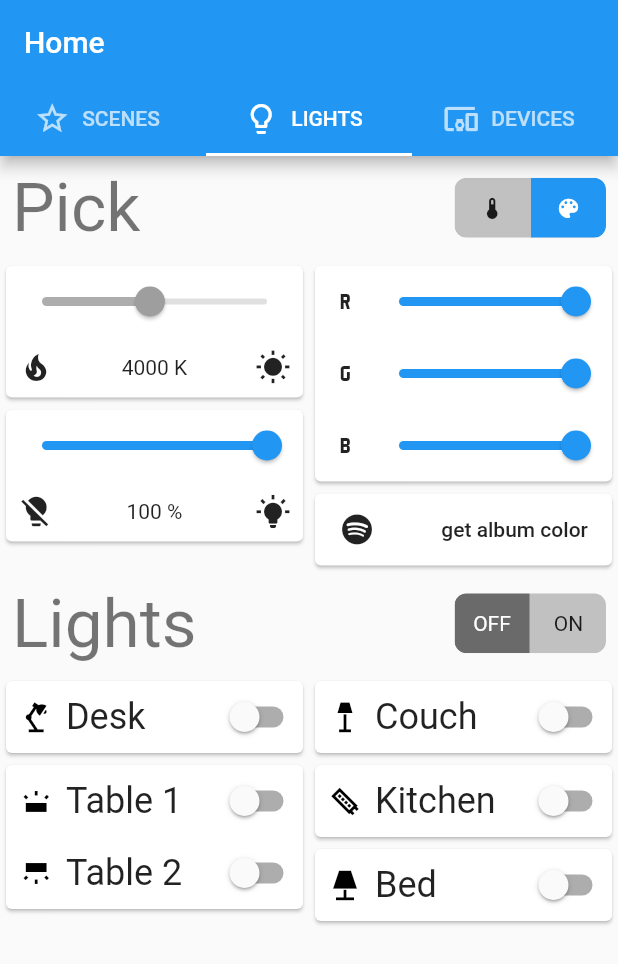
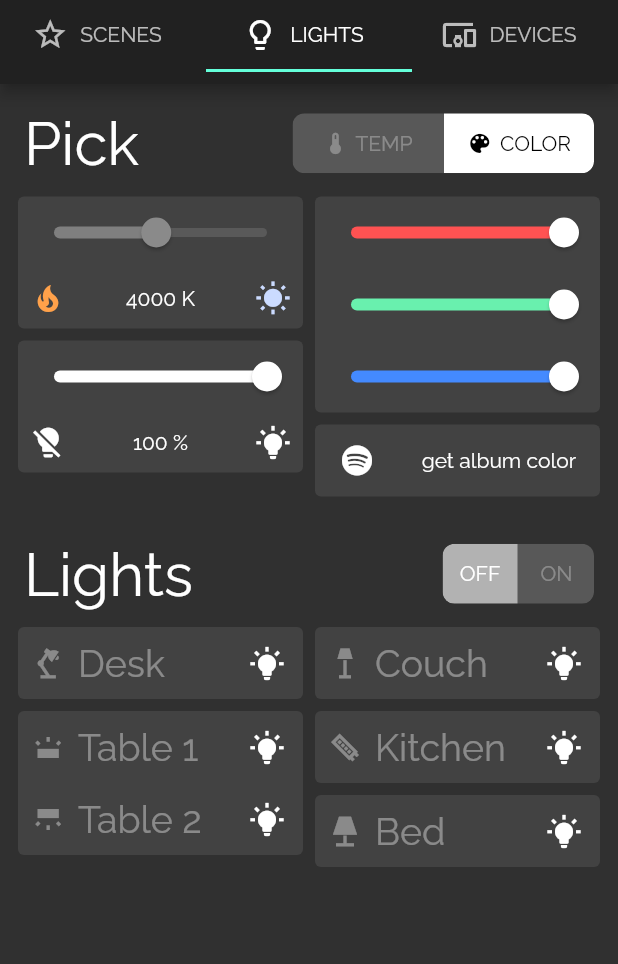
Before and after one commit to jakusz1/home-assistant, a Flutter app: the screen it shows after launch, on a phone screen of 412 x 824 dp. Shown: the top 964 px of the screen. Run offline on Flutter 3.47's test engine with Material 2 defaults, Android fonts, the phone set to English and light mode, and no system bars; drawn by our look-alikes of toggle_switch.

Commit message:
Moved to darkmode, added dynamic colors

```diff
--- a/lib/common.dart
+++ b/lib/common.dart
@@ -1,3 +1,5 @@
+import 'dart:math';
+
 import 'package:flutter/material.dart';
 
 class MyIcons {
@@ -47,8 +49,9 @@ const Map<String, String> APP_PACKAGE_NAME = {
 class ColorSliderData {
   IconData icon;
   double value;
+  Color color;
 
-  ColorSliderData(this.icon, this.value);
+  ColorSliderData(this.icon, this.value, this.color);
 }
 
 class ColorModeData {
@@ -58,3 +61,54 @@ class ColorModeData {
 
   ColorModeData(this.colorMode);
 }
+
+class Light {
+  int id;
+  String name;
+  IconData icon;
+  int power;
+
+  Light(this.id, this.name, this.icon, this.power);
+}
+
+Color kelvinToColor(double temperature) {
+  temperature /= 100;
+  temperature *= 1.5;
+
+  // Compute each color in turn.
+  int red, green, blue;
+  // First: red
+  if (temperature <= 66)
+    red = 255;
+  else
+  {
+    // Note: the R-squared value for this approximation is .988
+    red = (329.698727446 * (pow(temperature - 60, -0.1332047592))).toInt();
+    red = red.clamp(0, 255);
+  }
+
+  // Second: green
+  if (temperature <= 66)
+    // Note: the R-squared value for this approximation is .996
+    green = (99.4708025861 * log(temperature) - 161.1195681661).toInt();
+  else
+    // Note: the R-squared value for this approximation is .987
+    green = (288.1221695283 * (pow(temperature - 60, -0.0755148492))).toInt();
+
+  green = green.clamp(0, 255);
+
+  // Third: blue
+  if (temperature >= 66)
+    blue = 255;
+  else if (temperature <= 19)
+    blue = 0;
+  else
+  {
+    // Note: the R-squared value for this approximation is .998
+    blue = (138.5177312231 * log(temperature - 10) - 305.0447927307).toInt();
+
+    blue = blue.clamp(0, 255);
+  }
+
+  return Color.fromRGBO(red, green, blue, 1);
+}
--- a/lib/main.dart
+++ b/lib/main.dart
@@ -2,6 +2,8 @@ import 'package:flutter/cupertino.dart';
 import 'package:flutter/material.dart';
 import 'package:homeassistant/common.dart';
 import 'package:toggle_switch/toggle_switch.dart';
+
+import 'common.dart';
 
 void main() {
   runApp(MyApp());
@@ -34,28 +36,84 @@ class _MyHomePageState extends State<MyHomePage> {
   int _counter = 0;
   double temp = 4000;
   double brightness = 100;
-  ColorSliderData red = ColorSliderData(MyIcons.r, 255.0);
-  ColorSliderData green = ColorSliderData(MyIcons.g, 255.0);
-  ColorSliderData blue = ColorSliderData(MyIcons.b, 255.0);
+  ColorSliderData red = ColorSliderData(MyIcons.r, 255.0, Colors.redAccent);
+  ColorSliderData green = ColorSliderData(MyIcons.g, 255.0, Colors.greenAccent);
+  ColorSliderData blue = ColorSliderData(MyIcons.b, 255.0, Colors.blueAccent);
+  Color rgbColor = Colors.white;
+  Color tempColor = Colors.white;
+  Color currentColorForeground = Colors.black;
   ColorModeData colorMode = ColorModeData(1);
+  Light deskLight = Light(0, "Desk", MyIcons.desk_lamp, 0);
+  Light table1Light = Light(1, "Table 1", MyIcons.up, 0);
+  Light table2Light = Light(2, "Table 2", MyIcons.down, 0);
+  Light couchLight = Light(3, "Couch", MyIcons.floor_lamp, 0);
+  Light kitchenLight = Light(4, "Kitchen", MyIcons.strip_led, 0);
+  Light bedLight = Light(5, "Bed", MyIcons.bed_lamp, 0);
+
+  void updateRGB() {
+    rgbColor = Color.fromRGBO(
+        red.value.toInt(), green.value.toInt(), blue.value.toInt(), 1);
+  }
+
+  void updateTempColor() {
+    tempColor = kelvinToColor(temp);
+  }
+
+  void updateForegroundColor() {
+    Color activeColor = colorMode.colorMode == 1 ? rgbColor : tempColor;
+    currentColorForeground =
+        activeColor.computeLuminance() > 0.3 ? Colors.black : Colors.white;
+  }
+
+  Widget getLightSwitch(Light light) {
+//    return ToggleSwitch(
+//        initialLabelIndex: light.power,
+//        labels: ['', ''],
+//        activeBgColors: [Colors.white54, Theme.of(context).accentColor],
+//        inactiveBgColor: Colors.white12,
+//        minWidth: 20.0,
+//        minHeight: 20.0,
+//        onToggle: (index) {
+//          setState(() {
+//            light.power = index;
+//          });
+//        });
+    return IconButton(
+      icon: Icon(MyIcons.lightbulb_on),
+      onPressed: () {},
+    );
+  }
 
   Card getTempCard() {
     return Card(
+      elevation: 0,
       child: Column(
         children: <Widget>[
           Row(
             children: <Widget>[
               Expanded(
+                  child: SliderTheme(
+                data: SliderTheme.of(context).copyWith(
+                    thumbColor: tempColor,
+                    activeTrackColor: tempColor,
+                    inactiveTrackColor: Colors.grey,
+                    overlayColor: Colors.transparent,
+                    trackHeight: 6),
                 child: Slider(
-                      onChanged: colorMode.colorMode == 0 ? (double value) {
+                    onChanged: colorMode.colorMode == 0
+                        ? (double value) {
                             setState(() {
                               temp = value;
+                              updateTempColor();
+                              updateForegroundColor();
                             });
-                      } : null,
+                          }
+                        : null,
                     value: temp,
                     min: 1700,
                     divisions: (65 - 17),
-                      max: 6500))
+                    max: 6500),
+              ))
             ],
           ),
           Row(
@@ -63,12 +121,12 @@ class _MyHomePageState extends State<MyHomePage> {
             children: <Widget>[
               Padding(
                 padding: const EdgeInsets.all(8.0),
-                child: Icon(MyIcons.fire),
+                child: Icon(MyIcons.fire, color: kelvinToColor(1700),),
               ),
               Text("${temp.round()} K"),
               Padding(
                 padding: const EdgeInsets.all(8.0),
-                child: Icon(MyIcons.sunny),
+                child: Icon(MyIcons.sunny, color: kelvinToColor(6500),),
               )
             ],
           ),
@@ -80,27 +138,35 @@ class _MyHomePageState extends State<MyHomePage> {
   Row getColorSlider(ColorSliderData sliderData) {
     return Row(
       children: <Widget>[
-        Padding(
-          padding: const EdgeInsets.only(left: 8.0),
-          child: Icon(sliderData.icon),
-        ),
         Expanded(
+            child: SliderTheme(
+          data: SliderTheme.of(context).copyWith(
+              thumbColor: rgbColor,
+              activeTrackColor: sliderData.color,
+              inactiveTrackColor: Colors.grey,
+              overlayColor: Colors.transparent,
+              trackHeight: 6),
           child: Slider(
-                onChanged: colorMode.colorMode == 1 ? (double newValue) {
+              onChanged: colorMode.colorMode == 1
+                  ? (double newValue) {
                       setState(() {
                         sliderData.value = newValue;
+                        updateRGB();
+                        updateForegroundColor();
                       });
-                } : null,
+                    }
+                  : null,
               value: sliderData.value,
-
               min: 0,
-                max: 255))
+              max: 255),
+        ))
       ],
     );
   }
 
   Card getRGBCard() {
     return Card(
+      elevation: 0,
       child: Column(
         children: <Widget>[
           getColorSlider(red),
@@ -113,6 +179,7 @@ class _MyHomePageState extends State<MyHomePage> {
 
   Card getSpotifyCard() {
     return Card(
+      elevation: 0,
       child: Column(
         children: <Widget>[
           Row(
@@ -138,6 +205,7 @@ class _MyHomePageState extends State<MyHomePage> {
 
   Card getBrightnessCard() {
     return Card(
+      elevation: 0,
       child: Column(
         children: <Widget>[
           Row(
@@ -175,6 +243,7 @@ class _MyHomePageState extends State<MyHomePage> {
 
   Card getVolumeCard() {
     return Card(
+      elevation: 0,
       child: Column(
         children: <Widget>[
           Row(
@@ -195,6 +264,7 @@ class _MyHomePageState extends State<MyHomePage> {
 
   Card getDenonInputsCard() {
     return Card(
+      elevation: 0,
       child: Column(
         children: <Widget>[
           Row(
@@ -220,6 +290,7 @@ class _MyHomePageState extends State<MyHomePage> {
 
   Card getTVAppsCard() {
     return Card(
+      elevation: 0,
       child: Column(
         children: <Widget>[
           Row(
@@ -251,9 +322,9 @@ class _MyHomePageState extends State<MyHomePage> {
     );
   }
 
-  Card getLampCard(String name, int lampId, IconData icon,
-      {bool doubleLamp: false}) {
+  Card getLampCard(Light light, {Light secondLight}) {
     return Card(
+      elevation: 0,
       child: Column(
         children: <Widget>[
           Row(
@@ -265,25 +336,19 @@ class _MyHomePageState extends State<MyHomePage> {
                         alignment: Alignment.centerLeft,
                         child: Row(
                           children: <Widget>[
-                            Icon(icon, color: Colors.black),
+                            Icon(light.icon),
                             Padding(
                               padding: const EdgeInsets.only(left: 8),
-                              child: Text(name,
-                                  style: Theme
-                                      .of(context)
-                                      .textTheme
-                                      .headline5),
+                              child: Text(light.name,
+                                  style: TextStyle(fontSize: 25)),
                             ),
                           ],
                         ))),
               ),
-              Switch(
-                value: false,
-                onChanged: (bool value) {},
-              )
+              getLightSwitch(light)
             ],
           ),
-          if (doubleLamp)
+          if (secondLight != null)
             Row(
               children: <Widget>[
                 Expanded(
@@ -293,22 +358,16 @@ class _MyHomePageState extends State<MyHomePage> {
                           alignment: Alignment.centerLeft,
                           child: Row(
                             children: <Widget>[
-                              Icon(MyIcons.down, color: Colors.black),
+                              Icon(secondLight.icon),
                               Padding(
                                 padding: const EdgeInsets.only(left: 8),
-                                child: Text("Table 2",
-                                    style: Theme
-                                        .of(context)
-                                        .textTheme
-                                        .headline5),
+                                child: Text(secondLight.name,
+                                    style: TextStyle(fontSize: 25)),
                               ),
                             ],
                           ))),
                 ),
-                Switch(
-                  value: false,
-                  onChanged: (bool value) {},
-                )
+                getLightSwitch(secondLight)
               ],
             )
         ],
@@ -318,14 +377,17 @@ class _MyHomePageState extends State<MyHomePage> {
 
   Card _buildCard() {
     return Card(
+        elevation: 0,
         child: Column(
           children: <Widget>[
             Row(
               mainAxisAlignment: MainAxisAlignment.center,
-              children: <Widget>[Padding(
+              children: <Widget>[
+                Padding(
                   padding: const EdgeInsets.all(32.0),
                   child: Text("Card"),
-              )],
+                )
+              ],
             )
           ],
         ));
@@ -350,21 +412,18 @@ class _MyHomePageState extends State<MyHomePage> {
       Expanded(
           child: Padding(
         padding: const EdgeInsets.all(8.0),
-            child: Text(groupName, style: Theme
-                .of(context)
-                .textTheme
-                .headline3),
+        child: Text(groupName, style: TextStyle(fontSize: 40)),
       )),
       Padding(
         padding: const EdgeInsets.only(right: 8.0),
         child: ToggleSwitch(
           initialLabelIndex: 0,
           labels: ['OFF', 'ON'],
-          activeBgColors: [Colors.black45, Theme.of(context).accentColor],
-          inactiveBgColor: Colors.black12,
+          activeBgColors: [Colors.white54, Colors.white],
+          inactiveBgColor: Colors.white10,
+          inactiveFgColor: Colors.white30,
           minWidth: 50.0,
-          onToggle: (index) {
-          },
+          onToggle: (index) {},
         ),
       ),
     ]);
@@ -375,24 +434,23 @@ class _MyHomePageState extends State<MyHomePage> {
       Expanded(
           child: Padding(
         padding: const EdgeInsets.all(8.0),
-            child: Text(
-                "Pick",
-                style: Theme
-                    .of(context)
-                    .textTheme
-                    .headline3),
+        child: Text("Pick", style: TextStyle(fontSize: 40)),
       )),
       Padding(
         padding: const EdgeInsets.only(right: 8.0),
         child: ToggleSwitch(
           initialLabelIndex: colorMode.colorMode,
-          labels: ['', ''],
-          inactiveBgColor: Colors.black12,
-          minWidth: 50.0,
+          labels: ['TEMP', 'COLOR'],
+          inactiveBgColor: Colors.white10,
+          activeBgColors: [tempColor, rgbColor],
+          activeFgColor: currentColorForeground,
+          inactiveFgColor: Colors.white30,
+          minWidth: 100.0,
           icons: [MyIcons.temperature, MyIcons.palette],
           onToggle: (index) {
             setState(() {
               colorMode.colorMode = index;
+              updateForegroundColor();
             });
           },
         ),
@@ -400,8 +458,11 @@ class _MyHomePageState extends State<MyHomePage> {
     ]);
   }
 
-  Column getGroup(Widget title, Widget content) {
-    return Column(children: <Widget>[title, content]);
+  Widget getGroup(Widget title, Widget content) {
+    return Padding(
+      padding: const EdgeInsets.all(8.0),
+      child: Column(children: <Widget>[title, content]),
+    );
   }
 
   ListView getLightsListView() {
@@ -417,13 +478,13 @@ class _MyHomePageState extends State<MyHomePage> {
             getGroupTitle("Lights"),
             getGroupContent([
               [
-                getLampCard("Desk", 0, MyIcons.desk_lamp),
-                getLampCard("Table 1", 1, MyIcons.up, doubleLamp: true)
+                getLampCard(deskLight),
+                getLampCard(table1Light, secondLight: table2Light)
               ],
               [
-                getLampCard("Couch", 2, MyIcons.floor_lamp),
-                getLampCard("Kitchen", 3, MyIcons.strip_led),
-                getLampCard("Bed", 4, MyIcons.bed_lamp)
+                getLampCard(couchLight),
+                getLampCard(kitchenLight),
+                getLampCard(bedLight)
               ]
             ])),
       ])
@@ -475,12 +536,24 @@ class _MyHomePageState extends State<MyHomePage> {
   @override
   Widget build(BuildContext context) {
     return MaterialApp(
+      theme: ThemeData(
+          brightness: Brightness.dark,
+          sliderTheme: SliderTheme.of(context).copyWith(
+            //slider modifications
+            thumbColor: Colors.white,
+            inactiveTrackColor: Color(0xFF8D8E98),
+            activeTrackColor: Colors.white,
+            trackHeight: 6,
+            overlayColor: Colors.transparent,
+          ),
+          fontFamily: "raleway"),
       home: DefaultTabController(
         initialIndex: 1,
         length: 3,
         child: Scaffold(
           appBar: AppBar(
-            bottom: TabBar(
+            flexibleSpace: SafeArea(
+              child: TabBar(
                 tabs: [
                   Tab(
                     child: Row(
@@ -520,7 +593,7 @@ class _MyHomePageState extends State<MyHomePage> {
                   ),
                 ],
               ),
-            title: Text('Home'),
+            ),
           ),
           body: TabBarView(
             children: [
--- a/pubspec.yaml
+++ b/pubspec.yaml
@@ -82,3 +82,6 @@ flutter:
     - family: mosserat
       fonts:
           - asset: assets/Montserrat-Regular.ttf
+    - family: raleway
+      fonts:
+          - asset: assets/Raleway-Regular.ttf
```
Also changed, not shown: assets/Raleway-Regular.ttf (added). Lines whose indentation alone changed are shown as unchanged.
